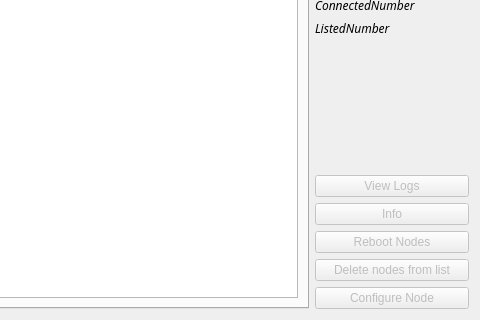
Qt form ui_files/monitor.ui (lnls-sirius/bbbread) before a commit; both pictures show x 250 to 730 and y 140 to 460 of the 730 by 460 pixel window.
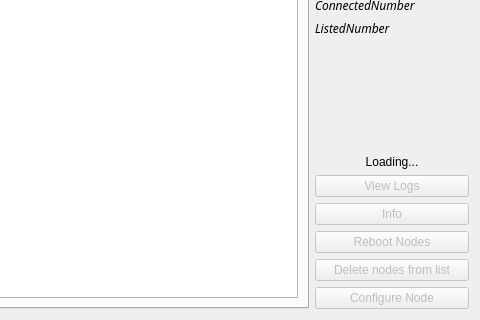
The same form after that commit.

Commit message: Adds loading indicator on startup

```diff
--- a/ui_files/monitor.ui
+++ b/ui_files/monitor.ui
@@ -639,6 +639,16 @@
        </item>
        <item>
         <layout class="QVBoxLayout" name="verticalLayout_5">
+         <item>
+          <widget class="QLabel" name="loadingLabel">
+           <property name="text">
+            <string>Loading...</string>
+           </property>
+           <property name="alignment">
+            <set>Qt::AlignCenter</set>
+           </property>
+          </widget>
+         </item>
          <item>
           <widget class="QPushButton" name="logsButton">
            <property name="enabled">
```
The commit also changes 1 other file.
